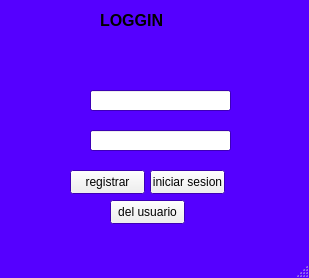
AgustinDelgadoEstevez04/Repositorio_Dam_Tarde_Aerolaser, file gestor_apps/interfaz_1/loggin.ui: the form before one commit.
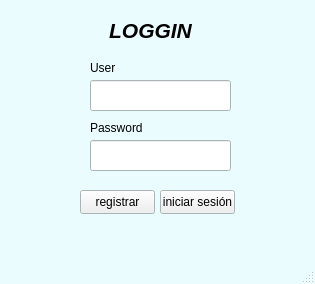
The form after the commit. Icons and pictures are not drawn.

Diff of the .ui file:
```diff
--- a/gestor_apps/interfaz_1/loggin.ui
+++ b/gestor_apps/interfaz_1/loggin.ui
@@ -6,8 +6,8 @@
    <rect>
     <x>0</x>
     <y>0</y>
-    <width>309</width>
-    <height>278</height>
+    <width>315</width>
+    <height>284</height>
    </rect>
   </property>
   <property name="palette">
@@ -16,8 +16,17 @@
      <colorrole role="Window">
       <brush brushstyle="SolidPattern">
        <color alpha="255">
-        <red>85</red>
-        <green>0</green>
+        <red>235</red>
+        <green>252</green>
+        <blue>255</blue>
+       </color>
+      </brush>
+     </colorrole>
+     <colorrole role="ToolTipBase">
+      <brush brushstyle="SolidPattern">
+       <color alpha="255">
+        <red>255</red>
+        <green>255</green>
         <blue>255</blue>
        </color>
       </brush>
@@ -27,8 +36,17 @@
      <colorrole role="Window">
       <brush brushstyle="SolidPattern">
        <color alpha="255">
-        <red>85</red>
-        <green>0</green>
+        <red>235</red>
+        <green>252</green>
+        <blue>255</blue>
+       </color>
+      </brush>
+     </colorrole>
+     <colorrole role="ToolTipBase">
+      <brush brushstyle="SolidPattern">
+       <color alpha="255">
+        <red>255</red>
+        <green>255</green>
         <blue>255</blue>
        </color>
       </brush>
@@ -38,8 +56,8 @@
      <colorrole role="Base">
       <brush brushstyle="SolidPattern">
        <color alpha="255">
-        <red>85</red>
-        <green>0</green>
+        <red>235</red>
+        <green>252</green>
         <blue>255</blue>
        </color>
       </brush>
@@ -47,8 +65,17 @@
      <colorrole role="Window">
       <brush brushstyle="SolidPattern">
        <color alpha="255">
-        <red>85</red>
-        <green>0</green>
+        <red>235</red>
+        <green>252</green>
+        <blue>255</blue>
+       </color>
+      </brush>
+     </colorrole>
+     <colorrole role="ToolTipBase">
+      <brush brushstyle="SolidPattern">
+       <color alpha="255">
+        <red>255</red>
+        <green>255</green>
         <blue>255</blue>
        </color>
       </brush>
@@ -63,21 +90,21 @@
    <widget class="QPushButton" name="iniciar">
     <property name="geometry">
      <rect>
-      <x>150</x>
-      <y>170</y>
+      <x>160</x>
+      <y>190</y>
       <width>75</width>
       <height>24</height>
      </rect>
     </property>
     <property name="text">
-     <string>iniciar sesion</string>
+     <string>iniciar sesión</string>
     </property>
    </widget>
    <widget class="QPushButton" name="registrar">
     <property name="geometry">
      <rect>
-      <x>70</x>
-      <y>170</y>
+      <x>80</x>
+      <y>190</y>
       <width>75</width>
       <height>24</height>
      </rect>
@@ -90,9 +117,9 @@
     <property name="geometry">
      <rect>
       <x>90</x>
-      <y>90</y>
+      <y>80</y>
       <width>141</width>
-      <height>21</height>
+      <height>31</height>
      </rect>
     </property>
    </widget>
@@ -100,9 +127,9 @@
     <property name="geometry">
      <rect>
       <x>90</x>
-      <y>130</y>
+      <y>140</y>
       <width>141</width>
-      <height>21</height>
+      <height>31</height>
      </rect>
     </property>
     <property name="text">
@@ -115,10 +142,10 @@
    <widget class="QLabel" name="imagen">
     <property name="geometry">
      <rect>
-      <x>30</x>
-      <y>91</y>
-      <width>51</width>
-      <height>20</height>
+      <x>40</x>
+      <y>80</y>
+      <width>41</width>
+      <height>31</height>
      </rect>
     </property>
     <property name="text">
@@ -134,12 +161,24 @@
    <widget class="QLabel" name="imagen1">
     <property name="geometry">
      <rect>
-      <x>30</x>
-      <y>130</y>
-      <width>51</width>
-      <height>21</height>
+      <x>40</x>
+      <y>140</y>
+      <width>41</width>
+      <height>31</height>
      </rect>
     </property>
+    <property name="font">
+     <font>
+      <underline>false</underline>
+      <kerning>true</kerning>
+     </font>
+    </property>
+    <property name="autoFillBackground">
+     <bool>false</bool>
+    </property>
+    <property name="styleSheet">
+     <string notr="true"/>
+    </property>
     <property name="text">
      <string/>
     </property>
@@ -149,21 +188,26 @@
     <property name="scaledContents">
      <bool>true</bool>
     </property>
+    <property name="wordWrap">
+     <bool>false</bool>
+    </property>
    </widget>
    <widget class="QLabel" name="titulo">
     <property name="geometry">
      <rect>
-      <x>100</x>
-      <y>0</y>
+      <x>90</x>
+      <y>10</y>
       <width>121</width>
       <height>41</height>
      </rect>
     </property>
     <property name="font">
      <font>
-      <family>Tahoma</family>
-      <pointsize>12</pointsize>
+      <family>Segoe UI</family>
+      <pointsize>16</pointsize>
+      <italic>true</italic>
       <bold>true</bold>
+      <underline>false</underline>
      </font>
     </property>
     <property name="cursor">
@@ -172,18 +216,34 @@
     <property name="text">
      <string>LOGGIN</string>
     </property>
+    <property name="alignment">
+     <set>Qt::AlignmentFlag::AlignCenter</set>
+    </property>
    </widget>
-   <widget class="QPushButton" name="eliminar">
+   <widget class="QLabel" name="label">
     <property name="geometry">
      <rect>
-      <x>110</x>
-      <y>200</y>
-      <width>75</width>
-      <height>24</height>
+      <x>90</x>
+      <y>60</y>
+      <width>49</width>
+      <height>16</height>
      </rect>
     </property>
     <property name="text">
-     <string>del usuario</string>
+     <string>User</string>
+    </property>
+   </widget>
+   <widget class="QLabel" name="label_2">
+    <property name="geometry">
+     <rect>
+      <x>90</x>
+      <y>120</y>
+      <width>71</width>
+      <height>16</height>
+     </rect>
+    </property>
+    <property name="text">
+     <string>Password</string>
     </property>
    </widget>
   </widget>
```
Left out of the diff: 12 changed lines with no effect on the pictures.
